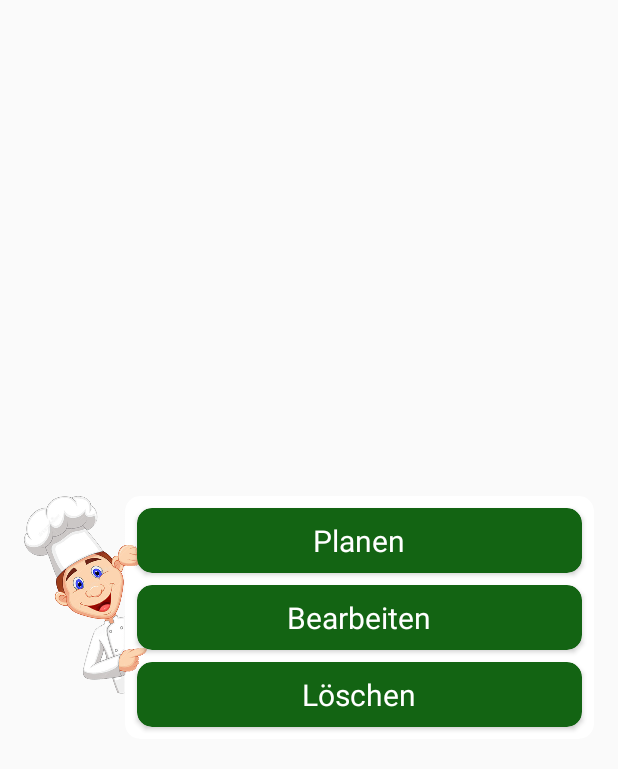
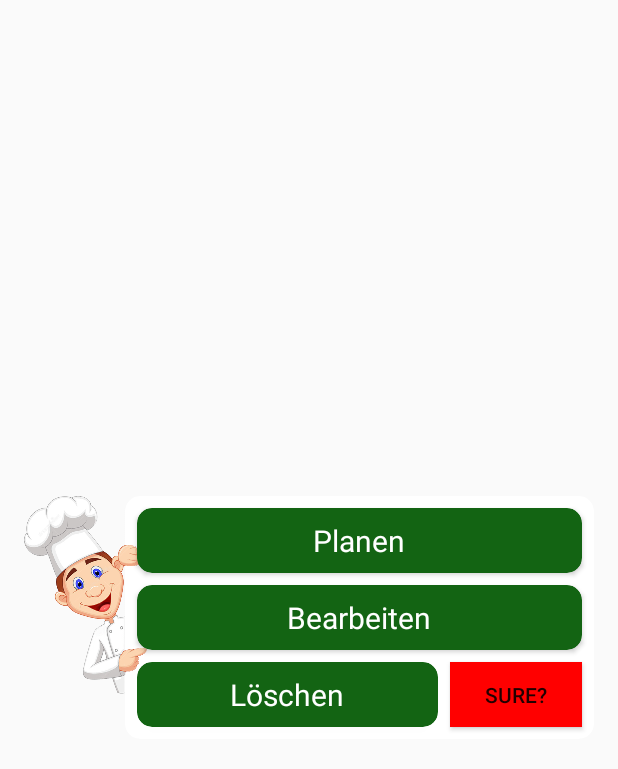
Before and after one commit to DarkExceptionSoftware/therrmomax, an Android app: the layout popup_context_menu.xml on its own in the app's theme, with its tools: preview values and no code run, on a phone screen of 412 x 824 dp. Shown: the top 769 px of the screen. Run offline under Robolectric (Android 15) with nearby library versions, the phone set to English and light mode, and no system bars.

```diff
--- a/app/src/main/java/com/darkexceptionsoftware/thermomax_calendar/popup/Detail.java
+++ b/app/src/main/java/com/darkexceptionsoftware/thermomax_calendar/popup/Detail.java
@@ -6,6 +6,7 @@ import android.content.Intent;
 import android.os.Bundle;
 import android.renderscript.ScriptGroup;
 import android.text.Html;
+import android.util.TypedValue;
 import android.view.MotionEvent;
 import android.view.View;
 import android.view.ViewTreeObserver;
@@ -80,6 +81,10 @@ public class Detail extends AppCompatActivity implements View.OnTouchListener, V
 
 
             rv_rcp_d_recipe.setText(info.getName());
+
+            if (info.getName().length() > 25)
+                rv_rcp_d_recipe.setTextSize(TypedValue.COMPLEX_UNIT_SP,14);
+
             rv_rcp_d_autor.setText(info.getCreator());
 
 
--- a/app/src/main/java/com/darkexceptionsoftware/thermomax_calendar/ui/home/HomeFragment.java
+++ b/app/src/main/java/com/darkexceptionsoftware/thermomax_calendar/ui/home/HomeFragment.java
@@ -119,6 +119,12 @@ public class HomeFragment extends Fragment implements RecycleViewOnClickListener
             startActivityForResult(intent, 1);
         }
 
+        if (action.equals("deleteDirectly")) {
+            db.userDao().delete(_RecipeDates.get(position));
+            _RecipeDates.remove(position);
+            rva.notifyDataSetChanged();
+        }
+
     }
 
     @Override
--- a/app/src/main/java/com/darkexceptionsoftware/thermomax_calendar/ui/kochbuch/RecycleViewAdapter_Recipe.java
+++ b/app/src/main/java/com/darkexceptionsoftware/thermomax_calendar/ui/kochbuch/RecycleViewAdapter_Recipe.java
@@ -6,6 +6,7 @@ import android.graphics.BitmapFactory;
 import android.icu.text.SimpleDateFormat;
 import android.icu.util.Calendar;
 import android.os.Handler;
+import android.util.TypedValue;
 import android.view.LayoutInflater;
 import android.view.View;
 import android.view.ViewGroup;
@@ -144,6 +145,9 @@ public class RecycleViewAdapter_Recipe extends RecyclerView.Adapter<RecycleViewA
 
 
         holder.rv_rcp_recipe.setText(Recipes.get(position).getName());
+        if (Recipes.get(position).getName().length() > 20)
+            holder.rv_rcp_recipe.setTextSize(TypedValue.COMPLEX_UNIT_SP,12);
+
         holder.rv_rcp_autor.setText(Recipes.get(position).getCreator());
 
         String url = Recipes.get(position).getImagePath();
--- a/app/src/main/res/layout/popup_context_menu.xml
+++ b/app/src/main/res/layout/popup_context_menu.xml
@@ -51,6 +51,20 @@
                     app:layout_constraintStart_toStartOf="parent"
                     app:layout_constraintTop_toTopOf="parent"
                     app:srcCompat="@drawable/chef_rechts" />
+
+                <Button
+                    android:id="@+id/cmv_3_confirm"
+                    android:layout_width="wrap_content"
+                    android:layout_height="0dp"
+                    android:layout_marginEnd="8dp"
+                    android:background="@color/red"
+                    android:text="Sure?"
+                    android:visibility="gone"
+                    app:layout_constraintBottom_toBottomOf="@+id/cmv_3"
+                    app:layout_constraintEnd_toEndOf="parent"
+                    app:layout_constraintStart_toEndOf="@+id/cmv_3"
+                    app:layout_constraintTop_toTopOf="@+id/cmv_3"
+                    tools:visibility="visible" />
 
                 <DatePicker
                     android:id="@+id/cm_dp"
@@ -142,7 +156,7 @@
 
                 <androidx.cardview.widget.CardView
                     android:id="@+id/cmv_3"
-                    android:layout_width="match_parent"
+                    android:layout_width="0dp"
                     android:layout_height="wrap_content"
                     android:layout_marginStart="8dp"
                     android:layout_marginTop="8dp"
@@ -153,7 +167,7 @@
                     app:cardBackgroundColor="@color/colorPrimaryDark"
                     app:cardCornerRadius="10dp"
                     app:layout_constraintBottom_toBottomOf="parent"
-                    app:layout_constraintEnd_toEndOf="parent"
+                    app:layout_constraintEnd_toStartOf="@+id/cmv_3_confirm"
                     app:layout_constraintStart_toStartOf="parent"
                     app:layout_constraintTop_toBottomOf="@+id/cmv_2"
                     tools:visibility="visible">
@@ -171,6 +185,7 @@
                         android:textSize="20sp" />
                 </androidx.cardview.widget.CardView>
             </androidx.constraintlayout.widget.ConstraintLayout>
+
         </androidx.cardview.widget.CardView>
     </androidx.constraintlayout.widget.ConstraintLayout>
 </RelativeLayout>
--- a/app/src/main/res/layout/rcv_row_recipe.xml
+++ b/app/src/main/res/layout/rcv_row_recipe.xml
@@ -70,12 +70,12 @@
                 android:layout_marginStart="8dp"
                 android:layout_marginEnd="8dp"
                 android:gravity="bottom"
-                android:lines="3"
-                android:maxLines="3"
+                android:lines="4"
+                android:maxLines="4"
                 android:text=" "
                 android:textAlignment="textStart"
                 android:textColor="@color/colorPrimaryDark"
-                android:textSize="16sp"
+                android:textSize="20sp"
                 android:textStyle="bold"
                 app:layout_constraintBottom_toTopOf="@+id/rv_rcp_autor"
                 app:layout_constraintEnd_toEndOf="parent"
--- a/app/src/main/res/layout/rcv_row_recipe_detail.xml
+++ b/app/src/main/res/layout/rcv_row_recipe_detail.xml
@@ -46,7 +46,7 @@
                     android:maxLines="2"
                     android:text="Nudelsuppe"
                     android:textColor="@color/black"
-                    android:textSize="20sp"
+                    android:textSize="20dp"
                     android:textStyle="bold" />
 
                 <TextView
--- a/app/src/main/res/values/colors.xml
+++ b/app/src/main/res/values/colors.xml
@@ -6,7 +6,7 @@
     <color name="teal_200">#FF03DAC5</color>
     <color name="teal_700">#FF018786</color>
     <color name="black">#FF000000</color>
-    <color name="white">#FFFFFFFF</color>
+    <color name="white">#FFFFFF</color>
     <color name="cardview">#43A047</color>
     <color name="cardview_today">#FDD835</color>
     <color name="rv_back_1">#FFFFFF</color>
@@ -16,5 +16,6 @@
     <color name="red">#FF0000</color>
     <color name="yellow">#966400</color>
     <color name="transparent">#00000000</color>
+    <color name="cardview_error">#F88279</color>
 
 </resources>
```
Also changed, not shown: app/src/main/java/com/darkexceptionsoftware/thermomax_calendar/popup/ContextMenu_Kalender.java (+19 -5 lines), app/src/main/java/com/darkexceptionsoftware/thermomax_calendar/popup/ContextMenu_kochbuch.java (+9 -2 lines), app/src/main/java/com/darkexceptionsoftware/thermomax_calendar/ui/home/RecycleViewAdapter_RecipeDate.java (+13 -7 lines), 1 other file.
